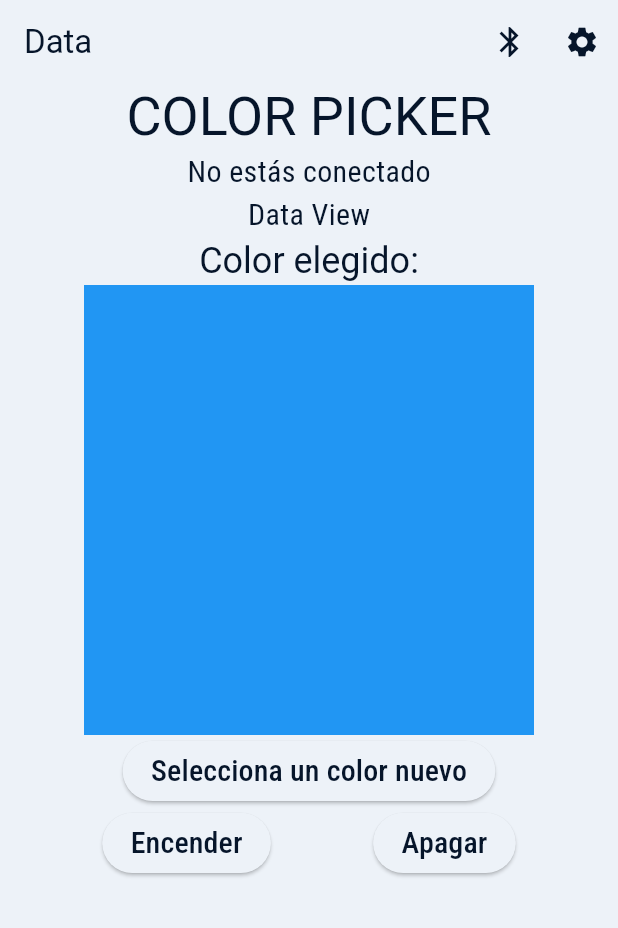
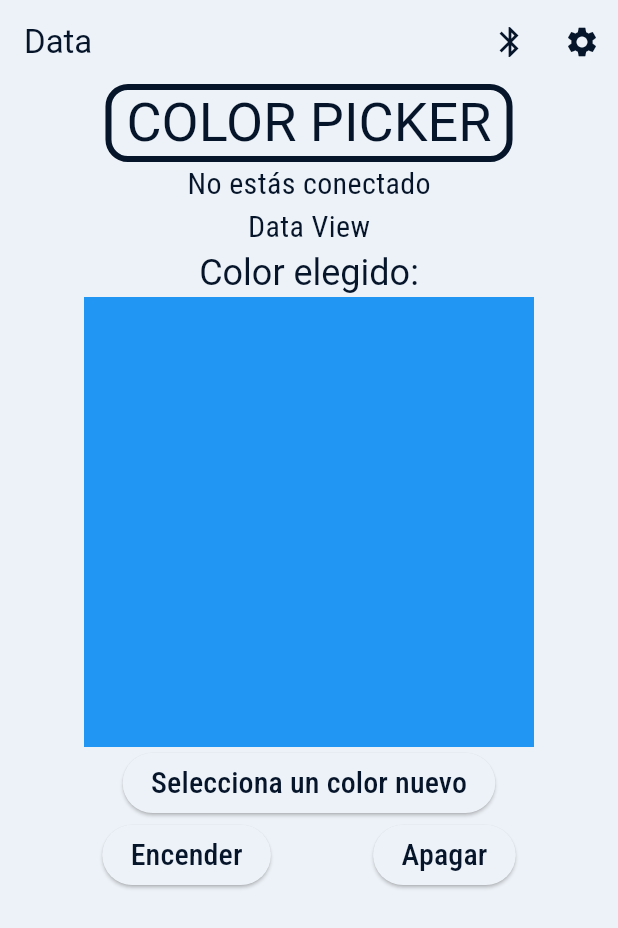
Before and after one commit to Sjvc0595/color_picker, a Flutter app: the screen it shows after launch, on a phone screen of 412 x 824 dp. Shown: the top 928 px of the screen. Run offline on Flutter 3.47's test engine with Material 3 defaults, Android fonts, the phone set to English and light mode, and no system bars; our stand-ins replace flutter_bluetooth_serial, flutter_colorpicker, google_fonts, permission_handler; generated files the repository leaves out were written again.

Commit message:
refactor: Improve color picker styling in data view

```diff
--- a/lib/src/views/data_view.dart
+++ b/lib/src/views/data_view.dart
@@ -119,9 +119,19 @@ class _DataViewState extends State<DataView> {
         child: Center(
           child: Column(
             children: [
-              Text(
-                "COLOR PICKER",
-                style: Theme.of(context).textTheme.displaySmall,
+              Container(
+                decoration: BoxDecoration(
+                  border: Border.all(
+                    color: Theme.of(context).colorScheme.primary,
+                    width: 4,
+                  ),
+                  borderRadius: BorderRadius.circular(15),
+                ),
+                padding: const EdgeInsets.symmetric(horizontal: 10),
+                child: Text(
+                  "COLOR PICKER",
+                  style: Theme.of(context).textTheme.displaySmall,
+                ),
               ),
               Text(bluetoothService.isConnected
                   ? "Estás conectado"
```
